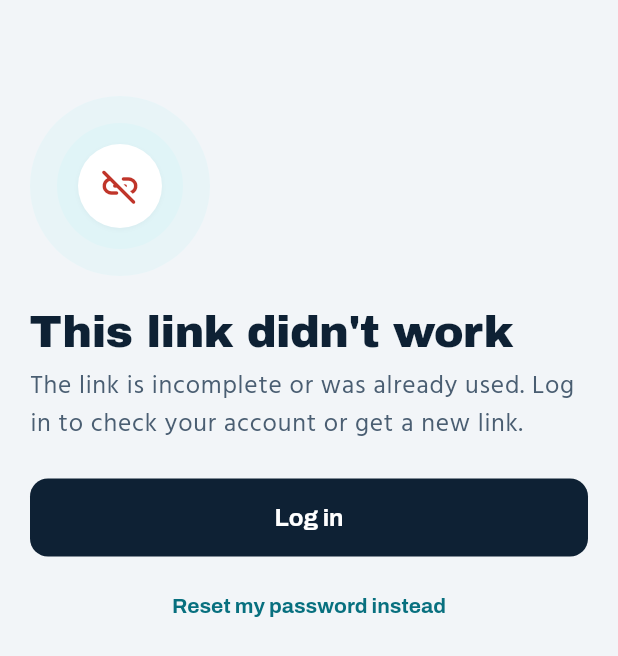
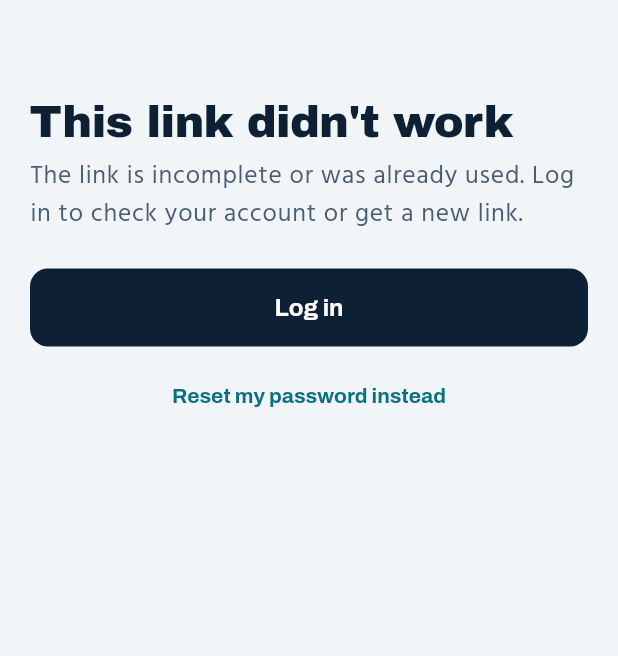
Before and after one commit to scalesharkapps-dot/SharkHire-Flutter-Web, a Flutter app: the AuthCallbackScreen screen opened by its route, on a phone screen of 412 x 824 dp. Shown: the top 656 px of the screen. Run offline on Flutter 3.47's test engine with Material 3 defaults, Android fonts, the phone set to English and light mode, and no system bars; our stand-ins replace cupertino_ui, file_picker, flutter_riverpod, flutter_secure_storage, go_router, material_ui; missing offline and left inert: purchases_flutter; accounts and stored records are empty.

Commit message:
redesign: register, forgot/reset password, expired link (sentence-case labels, no icons)
Co-Authored-By: Claude Opus 5.5 <noreply@anthropic.com>

```diff
--- a/mobile_app/lib/features/authentication/presentation/screens/auth_link_screens.dart
+++ b/mobile_app/lib/features/authentication/presentation/screens/auth_link_screens.dart
@@ -140,10 +140,7 @@ class _AuthCallbackScreenState extends ConsumerState<AuthCallbackScreen> {
               : 'The link is incomplete or was already used. Log in to '
                     'check your account or get a new link.',
           showBack: false,
-          leading: StateIllustration(
-            icon: Icons.link_off_rounded,
-            tone: AppColors.error,
-          ),
+          showBrandMark: false,
           children: [
             LoadingButton(
               label: signedIn ? 'Get a new link' : 'Log in',
@@ -317,6 +314,7 @@ class _ResetPasswordScreenState extends ConsumerState<ResetPasswordScreen> {
                 PasswordField(
                   controller: _password,
                   label: 'New password',
+                  sentenceCaseLabel: true,
                   validator: Validators.newPassword,
                   textInputAction: TextInputAction.next,
                   autofillHints: const [AutofillHints.newPassword],
@@ -325,6 +323,7 @@ class _ResetPasswordScreenState extends ConsumerState<ResetPasswordScreen> {
                 PasswordField(
                   controller: _confirm,
                   label: 'Confirm new password',
+                  sentenceCaseLabel: true,
                   validator: Validators.matches(() => _password.text),
                   autofillHints: const [AutofillHints.newPassword],
                   onSubmitted: (_) => _submit(),
--- a/mobile_app/lib/features/authentication/presentation/screens/forgot_password_screen.dart
+++ b/mobile_app/lib/features/authentication/presentation/screens/forgot_password_screen.dart
@@ -99,6 +99,7 @@ class _ForgotPasswordScreenState extends ConsumerState<ForgotPasswordScreen> {
               ],
               AppTextField(
                 label: 'Email',
+                sentenceCaseLabel: true,
                 controller: _email,
                 hint: 'name@example.com',
                 keyboardType: TextInputType.emailAddress,
--- a/mobile_app/lib/features/authentication/presentation/screens/register_screen.dart
+++ b/mobile_app/lib/features/authentication/presentation/screens/register_screen.dart
@@ -78,6 +78,7 @@ class _RegisterScreenState extends ConsumerState<RegisterScreen> {
     return AuthScaffold(
       title: 'Create your account',
       subtitle: 'It takes a minute. You can upload your CV right after.',
+      showBrandMark: false,
       footer: AuthFooterLink(
         prompt: 'Already have an account?',
         action: 'Log in',
@@ -94,7 +95,7 @@ class _RegisterScreenState extends ConsumerState<RegisterScreen> {
                   InlineBanner(message: _error!, tone: BannerTone.error),
                   const SizedBox(height: AppSpacing.lg),
                 ],
-                const FieldLabel('I am a'),
+                const FieldLabel('I am a', sentenceCase: true),
                 Row(
                   children: [
                     Expanded(
@@ -121,6 +122,7 @@ class _RegisterScreenState extends ConsumerState<RegisterScreen> {
                 const SizedBox(height: AppSpacing.xl),
                 AppTextField(
                   label: 'Full name',
+                  sentenceCaseLabel: true,
                   controller: _name,
                   hint: 'Your name',
                   prefixIcon: Icons.badge_outlined,
@@ -131,6 +133,7 @@ class _RegisterScreenState extends ConsumerState<RegisterScreen> {
                 const SizedBox(height: AppSpacing.lg),
                 AppTextField(
                   label: _role == AppRole.employer ? 'Work email' : 'Email',
+                  sentenceCaseLabel: true,
                   controller: _email,
                   hint: 'name@example.com',
                   keyboardType: TextInputType.emailAddress,
@@ -141,6 +144,7 @@ class _RegisterScreenState extends ConsumerState<RegisterScreen> {
                 const SizedBox(height: AppSpacing.lg),
                 PasswordField(
                   controller: _password,
+                  sentenceCaseLabel: true,
                   validator: Validators.password,
                   autofillHints: const [AutofillHints.newPassword],
                   onChanged: (_) => setState(() {}),
```
